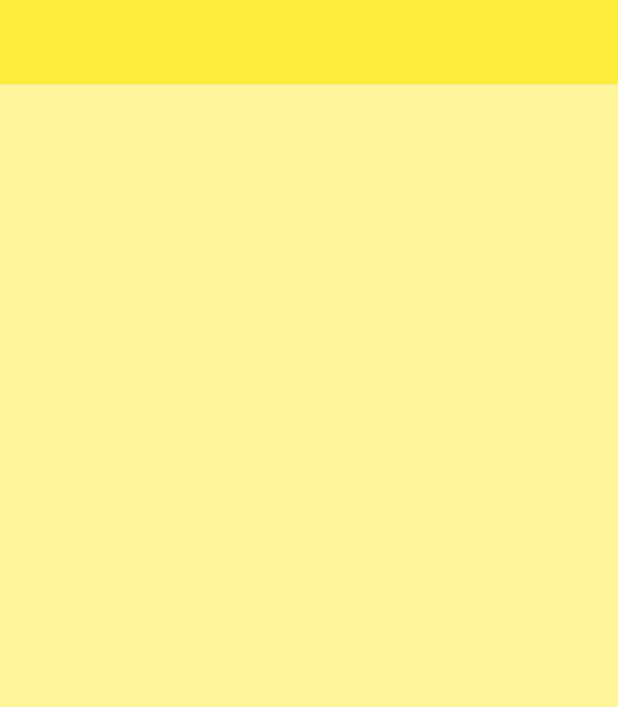
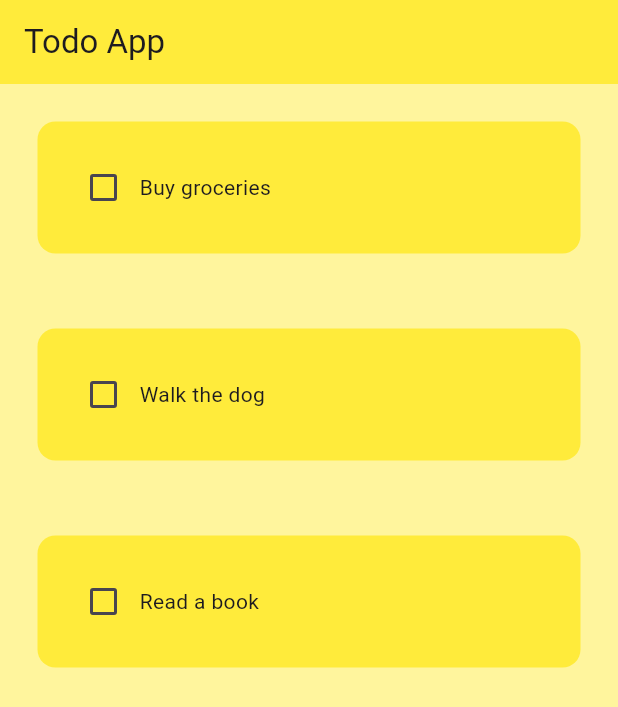
Before and after one commit to darrenak403/todo_app, a Flutter app: the screen it shows after launch, on a phone screen of 412 x 824 dp. Shown: the top 707 px of the screen. Run offline on Flutter 3.47's test engine with Material 3 defaults, Android fonts, the phone set to English and light mode, and no system bars.

Commit message:
feat(home): enhance home page with todo list functionality
Changes:
- Add ToDoTile widget for displaying individual tasks
- Implement ListView.builder for dynamic task rendering
- Update HomePage to manage todo list state and interactions
- Set background color and app bar title for better UI

```diff
--- a/lib/main.dart
+++ b/lib/main.dart
@@ -15,7 +15,7 @@ class MyApp extends StatelessWidget {
       home: HomePage(),
       theme: ThemeData(
         primarySwatch: Colors.yellow,
-        appBarTheme: const AppBarTheme(backgroundColor: Colors.yellow),
+        appBarTheme: AppBarTheme(backgroundColor: Colors.yellow),
       ),
     );
   }
--- a/lib/pages/home_page.dart
+++ b/lib/pages/home_page.dart
@@ -1,4 +1,5 @@
 import 'package:flutter/material.dart';
+import 'package:todo_app/util/todo_tile.dart';
 
 class HomePage extends StatefulWidget {
   const HomePage({super.key});
@@ -8,8 +9,36 @@ class HomePage extends StatefulWidget {
 }
 
 class _HomePageState extends State<HomePage> {
+  // List of to-do items
+  List toDoList = [
+    ['Buy groceries', false],
+    ['Walk the dog', false],
+    ['Read a book', false],
+  ];
+
+  void checkButtonChanged(bool? value, int index) {
+    setState(() {
+      toDoList[index][1] = value!;
+    });
+  }
+
   @override
   Widget build(BuildContext context) {
-    return Scaffold(backgroundColor: Colors.yellow[200], appBar: AppBar());
+    return Scaffold(
+      backgroundColor: Colors.yellow[200],
+      appBar: AppBar(title: Text('Todo App'), elevation: 0),
+      body: ListView.builder(
+        itemCount: toDoList.length,
+        itemBuilder: (context, index) {
+          return ToDoTile(
+            taskName: toDoList[index][0],
+            taskCompleted: toDoList[index][1],
+            onChanged: (value) {
+              checkButtonChanged(value, index);
+            },
+          );
+        },
+      ),
+    );
   }
 }
--- /dev/null
+++ b/lib/util/todo_tile.dart
@@ -0,0 +1,41 @@
+import 'package:flutter/material.dart';
+
+class ToDoTile extends StatelessWidget {
+  final String taskName;
+  final bool taskCompleted;
+  final Function(bool?)? onChanged;
+
+  const ToDoTile({
+    super.key,
+    required this.taskName,
+    required this.taskCompleted,
+    required this.onChanged,
+  });
+
+  @override
+  Widget build(BuildContext context) {
+    return Padding(
+      padding: const EdgeInsets.all(25.0),
+      child: Container(
+        padding: EdgeInsets.all(20),
+        decoration: BoxDecoration(
+          color: Colors.yellow,
+          borderRadius: BorderRadius.circular(12),
+        ),
+        child: Row(
+          children: [
+            //checkbox
+            Checkbox(
+              value: taskCompleted,
+              onChanged: onChanged,
+              activeColor: Colors.black,
+            ),
+
+            //task name
+            Text(taskName),
+          ],
+        ),
+      ),
+    );
+  }
+}
```
